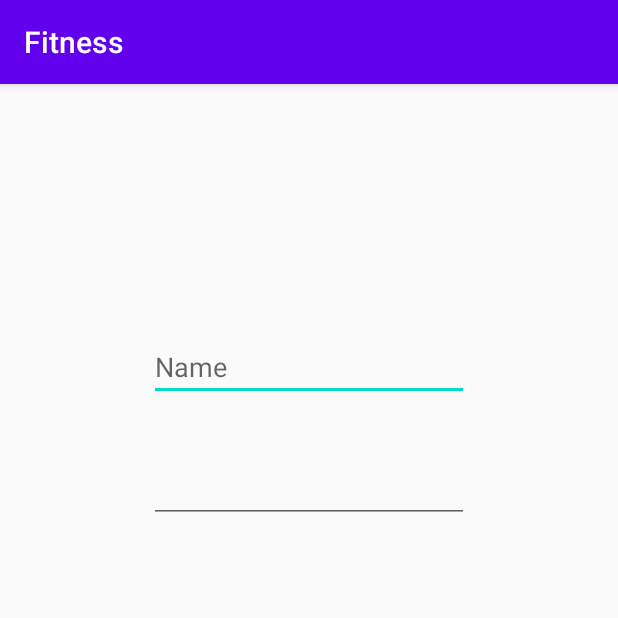
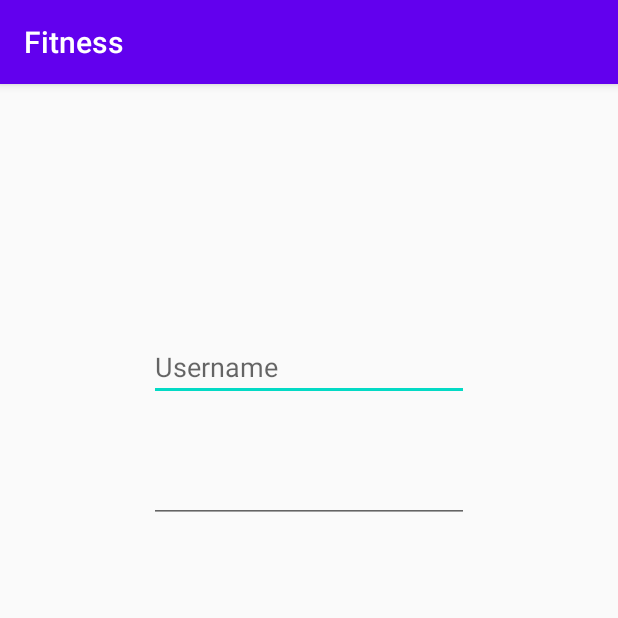
Before and after one commit to willmb98/Fitness, an Android app: the screen it shows after launch (MainActivity), on a phone screen of 412 x 824 dp, the top half of it. Run offline under Robolectric (Android 15) with nearby library versions, the phone set to English and light mode, and no system bars.

```diff
--- a/app/src/main/res/layout/activity_main.xml
+++ b/app/src/main/res/layout/activity_main.xml
@@ -11,7 +11,7 @@
         android:layout_width="wrap_content"
         android:layout_height="wrap_content"
         android:ems="10"
-        android:hint="Name"
+        android:hint="Username"
         android:inputType="textPersonName"
         app:layout_constraintBottom_toBottomOf="parent"
         app:layout_constraintEnd_toEndOf="parent"
```
